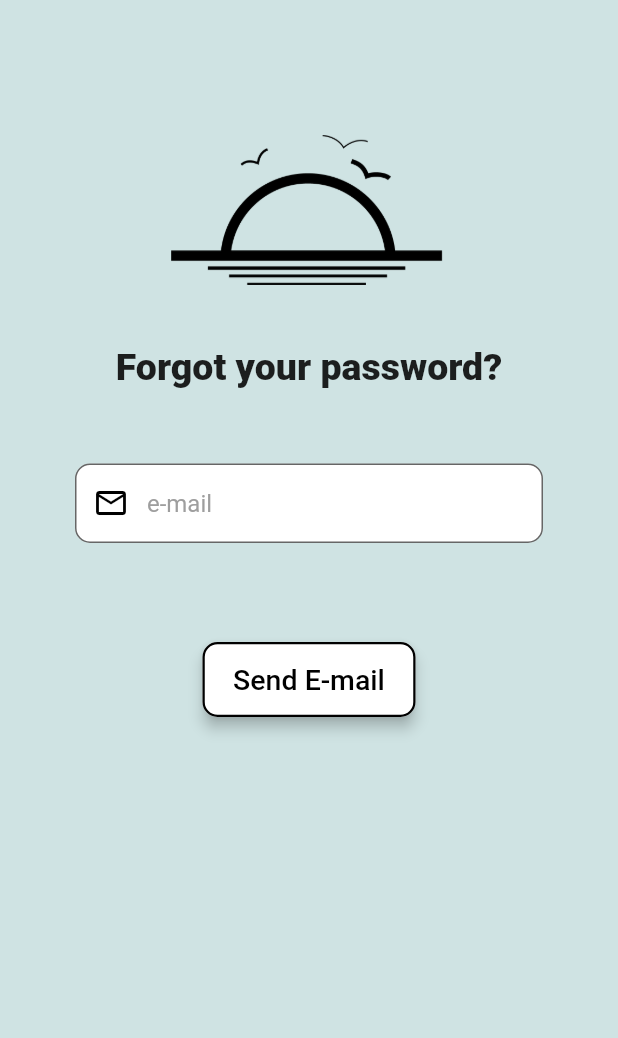
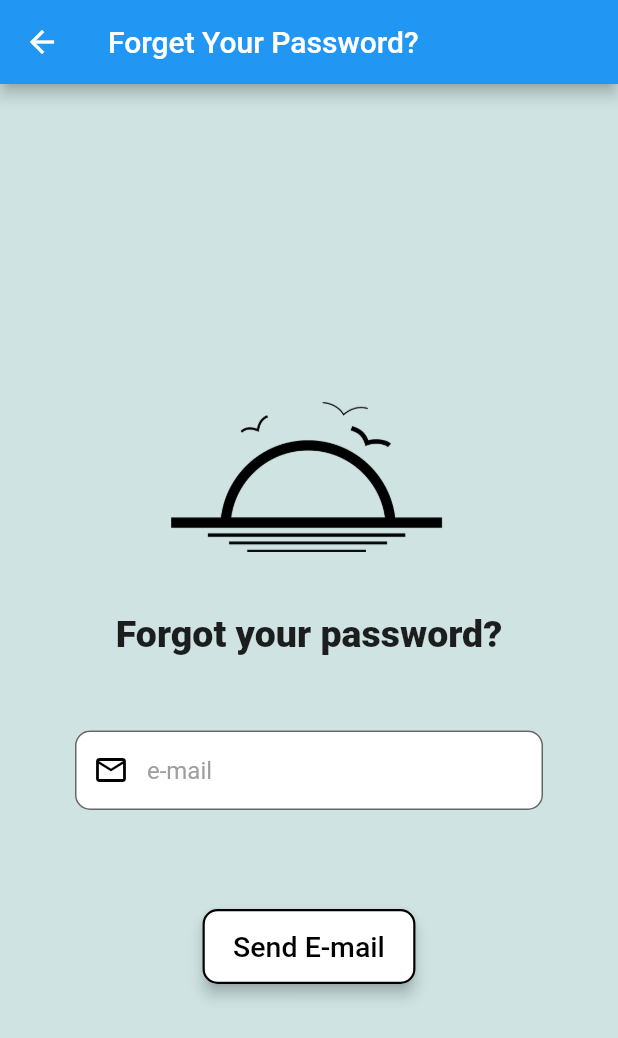
Before and after one commit to Aspendas/aurora, a Flutter app: the PasswrScreen screen opened by its route, on a phone screen of 412 x 824 dp. Shown: the top 1038 px of the screen. Run offline on Flutter 3.47's test engine with Material 2 defaults, Android fonts, the phone set to English and light mode, and no system bars; our stand-ins replace firebase_auth, firebase_core, material_design_icons_flutter; accounts and stored records are empty.

Commit message:
appbar and return the previous page added

```diff
--- a/lib/passw_res.dart
+++ b/lib/passw_res.dart
@@ -16,9 +16,12 @@ class PasswrScreenState extends State<PasswrScreen> {
     return Scaffold(
       resizeToAvoidBottomInset: false,
       backgroundColor: const Color(0xFFCFE3E3),
+      appBar: AppBar(
+        title: const Text("Forget Your Password?"), //need color change
+      ),
       body: Center(
         child: Padding(
-          padding: const EdgeInsets.fromLTRB(50, 60, 50, 300),
+          padding: const EdgeInsets.fromLTRB(50, 60, 50, 0),
           child: Column(
             mainAxisAlignment: MainAxisAlignment.center,
             crossAxisAlignment: CrossAxisAlignment.stretch,
```
